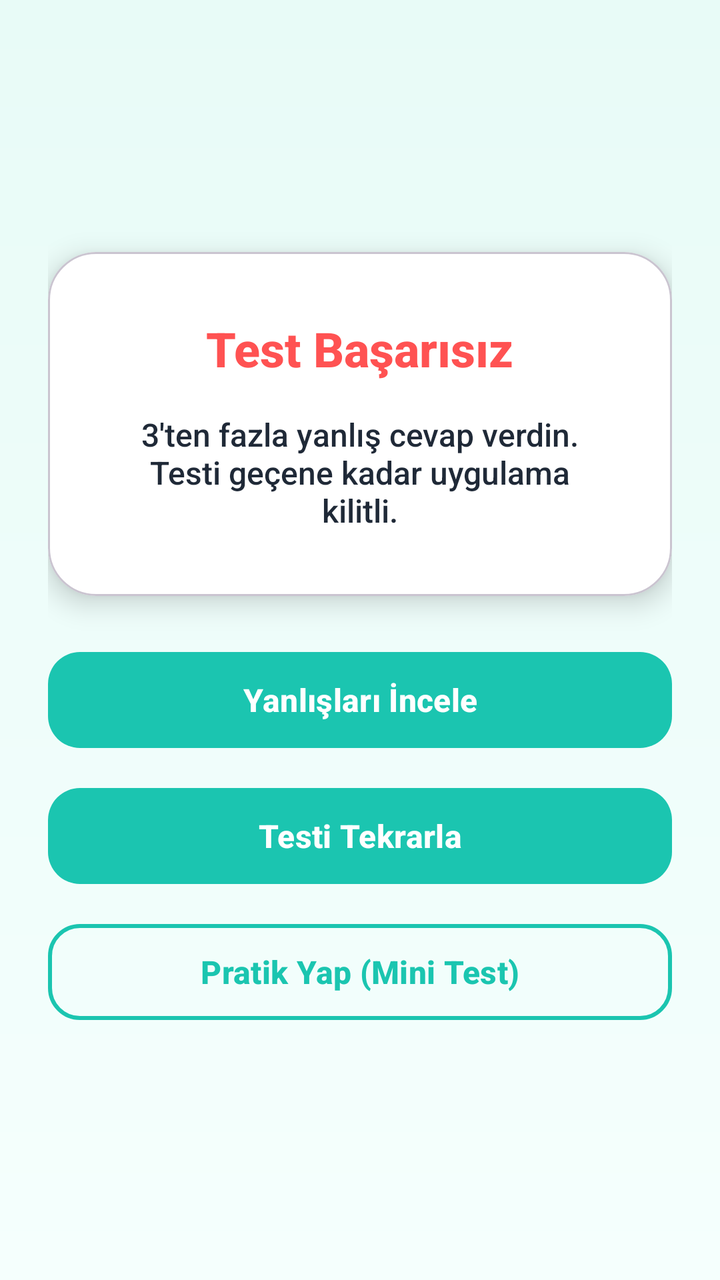
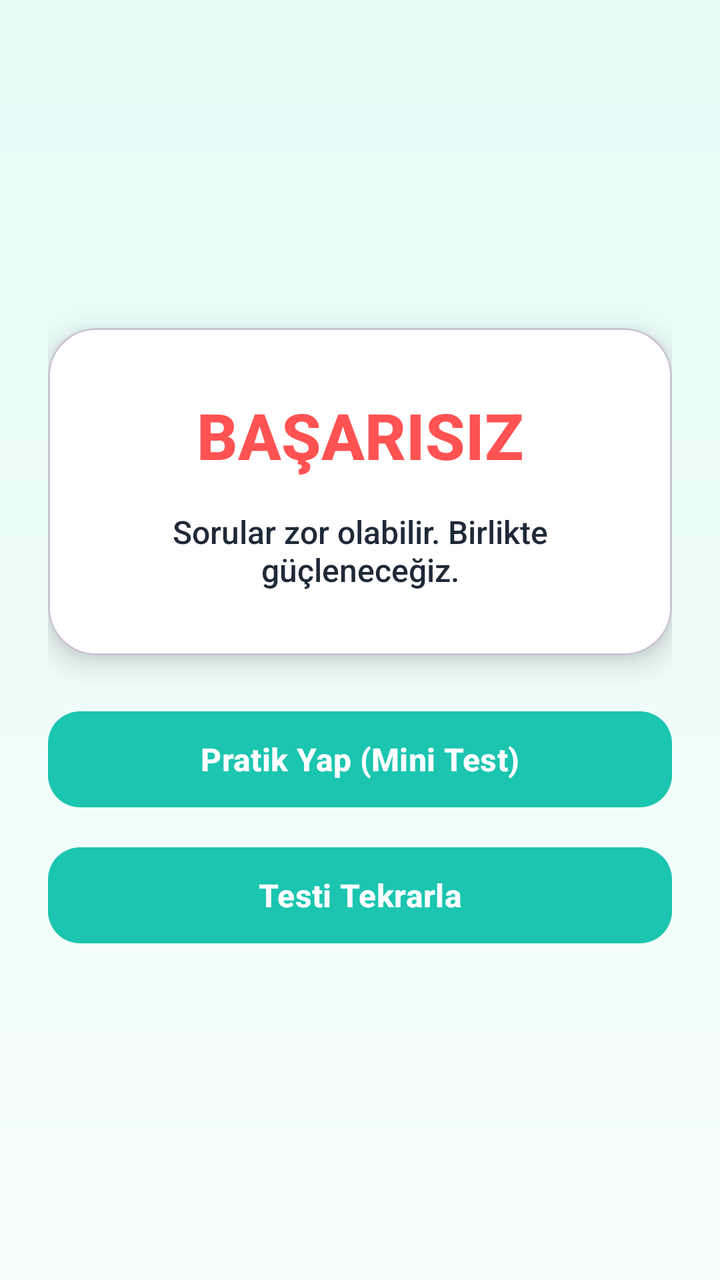

The first picture is an Android layout as it rendered before a commit; the second is the same layout after the commit. The layout source and the unified diff follow.
<!-- AndroidManifest.xml: application theme Theme.BrainBuddy -->
<!-- res/layout/activity_lock_screen.xml -->
<?xml version="1.0" encoding="utf-8"?>
<LinearLayout xmlns:android="http://schemas.android.com/apk/res/android"
    xmlns:app="http://schemas.android.com/apk/res-auto"
    android:layout_width="match_parent"
    android:layout_height="match_parent"
    android:orientation="vertical"
    android:background="@drawable/bg_gradient"
    android:gravity="center"
    android:padding="24dp">

    <com.google.android.material.card.MaterialCardView
        android:layout_width="match_parent"
        android:layout_height="wrap_content"
        app:cardCornerRadius="24dp"
        app:cardElevation="8dp"
        app:cardBackgroundColor="@color/white"
        android:layout_marginBottom="24dp">

        <LinearLayout
            android:layout_width="match_parent"
            android:layout_height="wrap_content"
            android:orientation="vertical"
            android:padding="32dp"
            android:gravity="center">

            <TextView
                android:id="@+id/tvFailedTitle"
                android:layout_width="wrap_content"
                android:layout_height="wrap_content"
                android:text="Test Başarısız"
                android:textSize="24sp"
                android:textStyle="bold"
                android:textColor="@color/bb_error"/>

            <TextView
                android:id="@+id/tvFailedMessage"
                android:layout_width="match_parent"
                android:layout_height="wrap_content"
                android:layout_marginTop="16dp"
                android:text="3'ten fazla yanlış cevap verdin. Testi geçene kadar uygulama kilitli."
                android:textSize="16sp"
                android:textColor="@color/bb_text_dark"
                android:gravity="center"/>
        </LinearLayout>
    </com.google.android.material.card.MaterialCardView>

    <Button
        android:id="@+id/btnReviewWrong"
        style="@style/BB.Button"
        android:layout_width="match_parent"
        android:layout_height="56dp"
        android:text="@string/retry_wrong"
        android:textAllCaps="false"/>

    <Button
        android:id="@+id/btnRetryTest"
        style="@style/BB.Button"
        android:layout_width="match_parent"
        android:layout_height="56dp"
        android:layout_marginTop="12dp"
        android:text="@string/btn_retry_test"
        android:textAllCaps="false"/>

    <Button
        android:id="@+id/btnPractice"
        style="@style/BBButtonAlt"
        android:layout_width="match_parent"
        android:layout_height="56dp"
        android:layout_marginTop="12dp"
        android:text="@string/btn_practice"
        android:textAllCaps="false"/>

    <Button
        android:id="@+id/btnParentPin"
        style="@style/BB.Button"
        android:layout_width="match_parent"
        android:layout_height="56dp"
        android:layout_marginTop="12dp"
        android:text="@string/btn_parent_unlock"
        android:textAllCaps="false"
        android:visibility="gone"/>

    <Button
        android:id="@+id/btnEmergencyUnlock"
        style="@style/BBButtonAlt"
        android:layout_width="match_parent"
        android:layout_height="56dp"
        android:layout_marginTop="8dp"
        android:text="@string/btn_emergency_unlock"
        android:textAllCaps="false"
        android:visibility="gone"/>
</LinearLayout>
<!-- resources referenced by this layout -->
<resources>
  <color name="bb_error">#FF5252</color>
  <color name="bb_text_dark">#1F2937</color>
  <color name="white">#FFFFFF</color>
  <!-- drawable bg_gradient (drawable) -->
  <?xml version="1.0" encoding="utf-8"?>
  <layer-list xmlns:android="http://schemas.android.com/apk/res/android">
      <item>
          <shape>
              <gradient
                  android:angle="270"
                  android:startColor="#E8FBF7"
                  android:endColor="#F5FFFD"/>
          </shape>
      </item>
  </layer-list>
  <string name="btn_emergency_unlock">Acil Durum Kodu ile Aç</string>
  <string name="btn_parent_unlock">Ebeveyn PIN ile Aç</string>
  <string name="btn_practice">Pratik Yap (Mini Test)</string>
  <string name="btn_retry_test">Testi Tekrarla</string>
  <string name="retry_wrong">Yanlışları İncele</string>
  <style name="BB.Button" parent="BBButton" />
  <style name="BBButtonAlt" parent="Widget.Material3.Button.OutlinedButton">
          <item name="android:minHeight">56dp</item>
          <item name="cornerRadius">16dp</item>
          <item name="android:textAllCaps">false</item>
          <item name="android:textColor">@color/bb_primary</item>
          <item name="strokeColor">@color/bb_primary</item>
          <item name="strokeWidth">2dp</item>
      </style>
  <style name="Theme.BrainBuddy" parent="Theme.Material3.Light.NoActionBar">
          <item name="colorPrimary">@color/bb_primary</item>
          <item name="colorOnPrimary">@color/white</item>
          <item name="colorSecondary">@color/bb_secondary</item>
          <item name="colorOnSecondary">@color/white</item>
          <item name="colorTertiary">@color/bb_accent</item>
          <item name="colorOnTertiary">@color/black</item>
          <item name="colorError">@color/bb_error</item>
          <item name="android:windowBackground">@drawable/bg_gradient</item>
          <item name="android:textColorPrimary">@color/bb_text</item>
          <item name="android:textColorSecondary">@color/bb_text_muted</item>
          <item name="materialButtonStyle">@style/BBButton</item>
          <item name="android:fontFamily">sans-serif-medium</item>
      </style>
  <style name="BBButton" parent="Widget.Material3.Button">
          <item name="android:minHeight">56dp</item>
          <item name="android:paddingStart">24dp</item>
          <item name="android:paddingEnd">24dp</item>
          <item name="cornerRadius">16dp</item>
          <item name="android:textAllCaps">false</item>
          <item name="android:textColor">@color/white</item>
          <item name="android:textSize">16sp</item>
          <item name="android:textStyle">bold</item>
          <item name="backgroundTint">@color/bb_primary</item>
      </style>
  <color name="bb_primary">#1BC5B0</color>
  <color name="bb_secondary">#00897B</color>
  <color name="bb_accent">#FFC107</color>
  <color name="black">#000000</color>
  <color name="bb_text">#1F2937</color>
  <color name="bb_text_muted">#6B7280</color>
</resources>

<!-- the commit's change to res/layout/activity_lock_screen.xml (unified diff, before → after) -->
@@ -27,8 +27,8 @@
                 android:id="@+id/tvFailedTitle"
                 android:layout_width="wrap_content"
                 android:layout_height="wrap_content"
-                android:text="Test Başarısız"
-                android:textSize="24sp"
+                android:text="@string/lock_failed_title"
+                android:textSize="32sp"
                 android:textStyle="bold"
                 android:textColor="@color/bb_error"/>
 
@@ -37,7 +37,7 @@
                 android:layout_width="match_parent"
                 android:layout_height="wrap_content"
                 android:layout_marginTop="16dp"
-                android:text="3'ten fazla yanlış cevap verdin. Testi geçene kadar uygulama kilitli."
+                android:text="@string/lock_failed_message"
                 android:textSize="16sp"
                 android:textColor="@color/bb_text_dark"
                 android:gravity="center"/>
@@ -45,12 +45,48 @@
     </com.google.android.material.card.MaterialCardView>
 
     <Button
-        android:id="@+id/btnReviewWrong"
+        android:id="@+id/btnPractice"
         style="@style/BB.Button"
         android:layout_width="match_parent"
         android:layout_height="56dp"
-        android:text="@string/retry_wrong"
+        android:text="@string/btn_practice"
         android:textAllCaps="false"/>
+
+    <LinearLayout
+        android:id="@+id/adRetrySection"
+        android:layout_width="match_parent"
+        android:layout_height="wrap_content"
+        android:orientation="vertical"
+        android:visibility="gone"
+        android:layout_marginTop="12dp">
+
+        <TextView
+            android:id="@+id/tvAdRetryInfo"
+            android:layout_width="match_parent"
+            android:layout_height="wrap_content"
+            android:text="Reklam izleyerek bir yanlış soruyu tekrar cevaplayabilirsin."
+            android:textSize="14sp"
+            android:textColor="@color/bb_text_muted"
+            android:paddingBottom="8dp"/>
+
+        <Button
+            android:id="@+id/btnWatchAd"
+            style="@style/BBButtonAlt"
+            android:layout_width="match_parent"
+            android:layout_height="56dp"
+            android:text="Reklam İzle → Tekrar Dene"
+            android:textAllCaps="false"/>
+    </LinearLayout>
+
+    <Button
+        android:id="@+id/btnPremiumRetry"
+        style="@style/BBButtonAlt"
+        android:layout_width="match_parent"
+        android:layout_height="56dp"
+        android:layout_marginTop="12dp"
+        android:text="Premium → Reklamsız Tekrar"
+        android:textAllCaps="false"
+        android:visibility="gone"/>
 
     <Button
         android:id="@+id/btnRetryTest"
@@ -59,15 +95,6 @@
         android:layout_height="56dp"
         android:layout_marginTop="12dp"
         android:text="@string/btn_retry_test"
-        android:textAllCaps="false"/>
-
-    <Button
-        android:id="@+id/btnPractice"
-        style="@style/BBButtonAlt"
-        android:layout_width="match_parent"
-        android:layout_height="56dp"
-        android:layout_marginTop="12dp"
-        android:text="@string/btn_practice"
         android:textAllCaps="false"/>
 
     <Button
<!-- resource entries referenced after the edit -->
@@ -19,7 +19,8 @@
   <string name="btn_parent_unlock">Ebeveyn PIN ile Aç</string>
   <string name="btn_practice">Pratik Yap (Mini Test)</string>
   <string name="btn_retry_test">Testi Tekrarla</string>
-  <string name="retry_wrong">Yanlışları İncele</string>
+  <string name="lock_failed_message">Sorular zor olabilir. Birlikte güçleneceğiz.</string>
+  <string name="lock_failed_title">BAŞARISIZ</string>
   <style name="BB.Button" parent="BBButton" />
   <style name="BBButtonAlt" parent="Widget.Material3.Button.OutlinedButton">
           <item name="android:minHeight">56dp</item>
